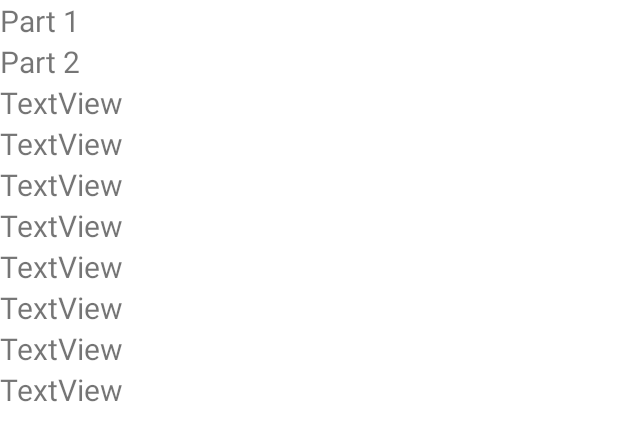
After one commit to Tamsters24/The_Choice_Is_Yours, an Android app: the layout activity_story_progression.xml on its own in the app's theme, with its tools: preview values and no code run, on a phone screen of 412 x 824 dp. The commit adds this screen. Shown: the top 441 px of the screen. Run offline under Robolectric (Android 15) with nearby library versions, the phone set to English and light mode, and no system bars.

```diff
--- a/app/src/main/AndroidManifest.xml
+++ b/app/src/main/AndroidManifest.xml
@@ -9,6 +9,9 @@
             android:roundIcon="@mipmap/ic_launcher_round"
             android:supportsRtl="true"
             android:theme="@style/Theme.TheChoiceIsYours">
+        <activity
+                android:name=".StoryProgression"
+                android:exported="true"/>
         <activity
                 android:name=".BookCover"
                 android:exported="true"/>
--- a/app/src/main/res/layout/activity_book_scrolling.xml
+++ b/app/src/main/res/layout/activity_book_scrolling.xml
@@ -1,5 +1,6 @@
 <?xml version="1.0" encoding="utf-8"?>
 <androidx.coordinatorlayout.widget.CoordinatorLayout
+        android:id="@+id/bookScrolling"
         xmlns:android="http://schemas.android.com/apk/res/android"
         xmlns:app="http://schemas.android.com/apk/res-auto"
         xmlns:tools="http://schemas.android.com/tools"
--- /dev/null
+++ b/app/src/main/res/layout/activity_story_progression.xml
@@ -0,0 +1,88 @@
+<?xml version="1.0" encoding="utf-8"?>
+<LinearLayout
+        xmlns:android="http://schemas.android.com/apk/res/android"
+        xmlns:tools="http://schemas.android.com/tools"
+        xmlns:app="http://schemas.android.com/apk/res-auto"
+        android:layout_width="match_parent"
+        android:layout_height="match_parent"
+        tools:context=".StoryProgression" android:orientation="vertical">
+
+    <TableLayout
+            android:layout_width="match_parent"
+            android:layout_height="match_parent">
+
+        <TableRow android:layout_width="match_parent" android:layout_height="match_parent">
+            <TextView
+                    android:text="Part 1"
+                    android:layout_width="wrap_content"
+                    android:layout_height="wrap_content"
+                    android:id="@+id/textView"
+                    android:textSize="20sp"/>
+        </TableRow>
+        <TableRow android:layout_width="match_parent" android:layout_height="match_parent">
+            <TextView
+                    android:text="Part 2"
+                    android:layout_width="wrap_content"
+                    android:layout_height="wrap_content"
+                    android:id="@+id/textView2"
+                    android:textSize="20sp"/>
+        </TableRow>
+        <TableRow android:layout_width="match_parent" android:layout_height="match_parent">
+            <TextView
+                    android:text="TextView"
+                    android:layout_width="wrap_content"
+                    android:layout_height="wrap_content" android:id="@+id/textView3"
+                    android:textSize="20sp"/>
+        </TableRow>
+        <TableRow android:layout_width="match_parent" android:layout_height="match_parent">
+            <TextView
+                    android:text="TextView"
+                    android:layout_width="wrap_content"
+                    android:layout_height="wrap_content" android:id="@+id/textView4"
+                    android:textSize="20sp"/>
+        </TableRow>
+        <TableRow android:layout_width="match_parent" android:layout_height="match_parent">
+            <TextView
+                    android:text="TextView"
+                    android:layout_width="wrap_content"
+                    android:layout_height="wrap_content" android:id="@+id/textView5"
+                    android:textSize="20sp"/>
+        </TableRow>
+        <TableRow android:layout_width="match_parent" android:layout_height="match_parent">
+            <TextView
+                    android:text="TextView"
+                    android:layout_width="wrap_content"
+                    android:layout_height="wrap_content" android:id="@+id/textView6"
+                    android:textSize="20sp"/>
+        </TableRow>
+        <TableRow android:layout_width="match_parent" android:layout_height="match_parent">
+            <TextView
+                    android:text="TextView"
+                    android:layout_width="wrap_content"
+                    android:layout_height="wrap_content" android:id="@+id/textView7"
+                    android:textSize="20sp"/>
+        </TableRow>
+        <TableRow android:layout_width="match_parent" android:layout_height="match_parent">
+            <TextView
+                    android:text="TextView"
+                    android:layout_width="wrap_content"
+                    android:layout_height="wrap_content" android:id="@+id/textView8"
+                    android:textSize="20sp"/>
+        </TableRow>
+        <TableRow android:layout_width="match_parent" android:layout_height="match_parent">
+            <TextView
+                    android:text="TextView"
+                    android:layout_width="wrap_content"
+                    android:layout_height="wrap_content" android:id="@+id/textView9"
+                    android:textSize="20sp"/>
+        </TableRow>
+        <TableRow android:layout_width="match_parent" android:layout_height="match_parent">
+            <TextView
+                    android:text="TextView"
+                    android:layout_width="wrap_content"
+                    android:layout_height="wrap_content" android:id="@+id/textView10"
+                    android:textSize="20sp"/>
+        </TableRow>
+
+    </TableLayout>
+</LinearLayout>
--- a/app/src/main/res/layout/content_scrolling.xml
+++ b/app/src/main/res/layout/content_scrolling.xml
@@ -1,5 +1,6 @@
 <?xml version="1.0" encoding="utf-8"?>
 <androidx.core.widget.NestedScrollView
+        android:id="@+id/scrollContent"
         xmlns:android="http://schemas.android.com/apk/res/android"
         xmlns:tools="http://schemas.android.com/tools"
         xmlns:app="http://schemas.android.com/apk/res-auto"
```
Also changed, not shown: app/src/main/assets/vol2_journey_under_the_sea.txt (+31 -54 lines), app/src/main/java/com/example/thechoiceisyours/BookScrollingActivity.kt (+16 -18 lines), app/src/main/java/com/example/thechoiceisyours/StoryProgression.kt (added, +11 -0 lines), app/src/main/res/layout-w1240dp/content_scrolling.xml (deleted, +0 -18 lines), app/src/main/res/layout-w936dp/content_scrolling.xml (deleted, +0 -23 lines), app/src/main/res/values/strings.xml (+25 -86 lines), app/src/main/assets/vol2_images/vol2_picture5d.jpg (added), app/src/main/assets/vol2_images/vol2_picture5e.jpg (added), app/src/main/assets/vol2_images/vol2_picture8p.jpg (added), app/src/main/assets/vol2_images/vol2_picture9k.jpg (added).
